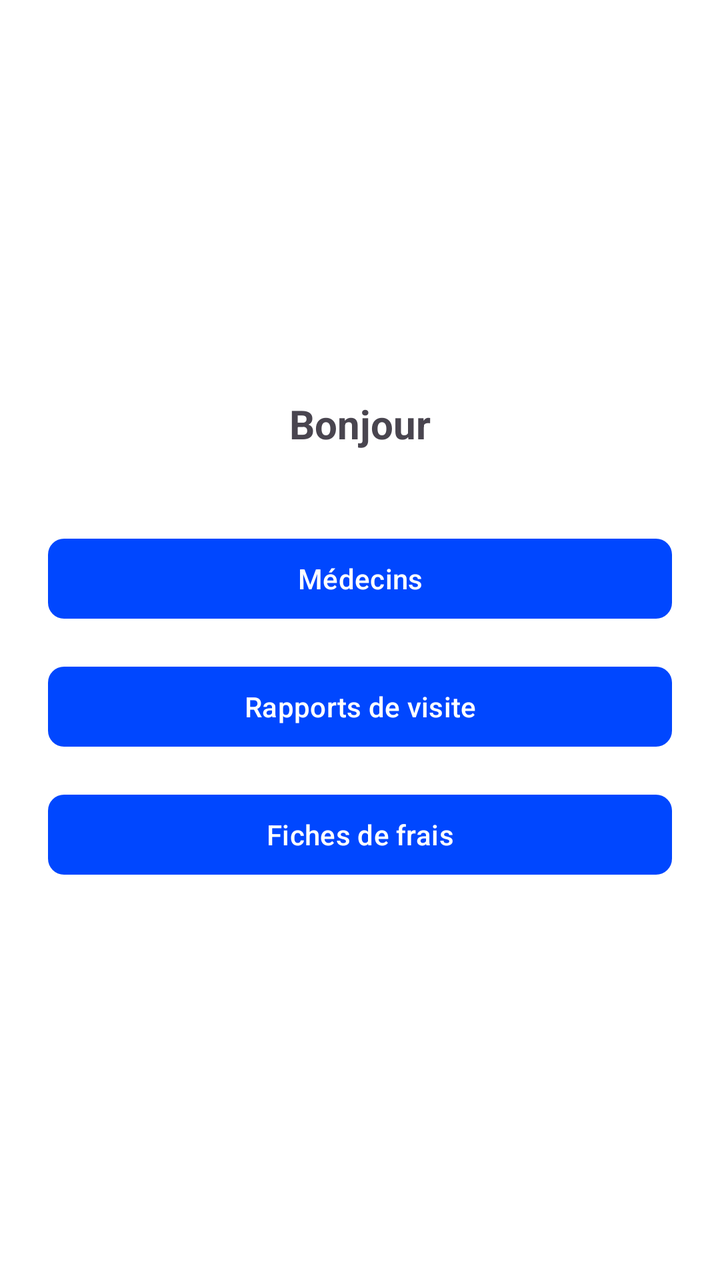
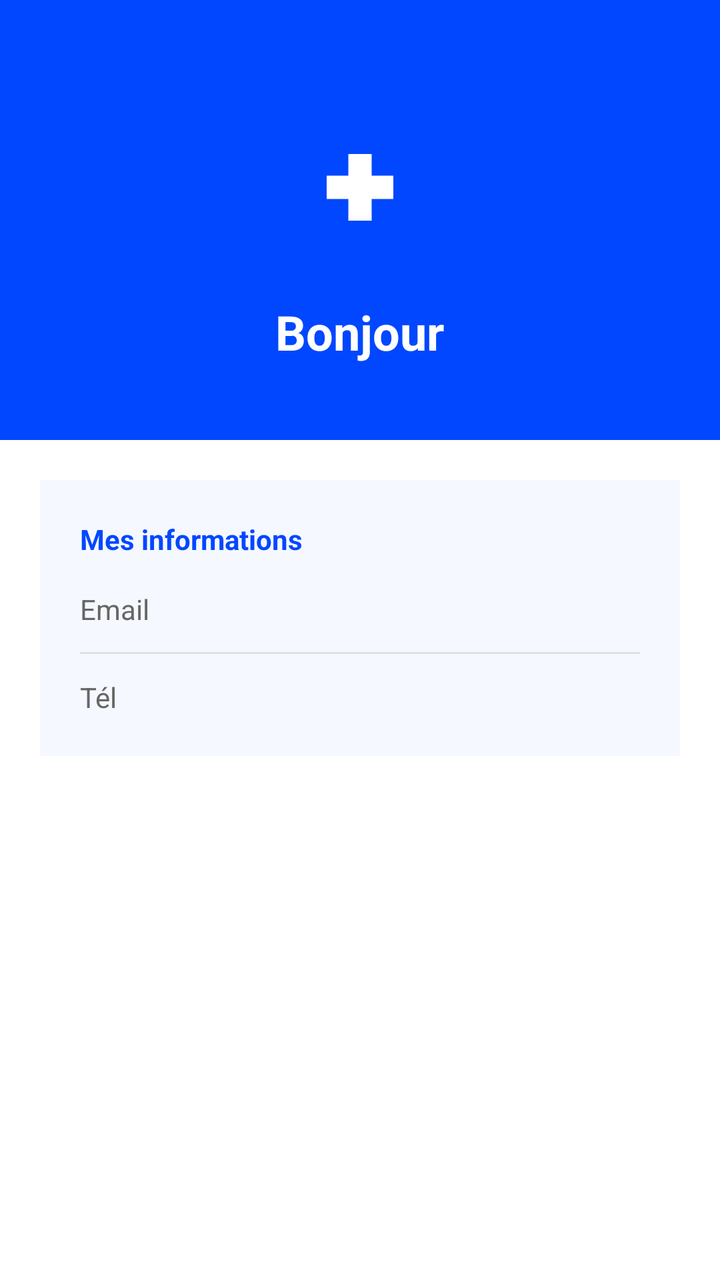

Compare the two renders of this Android layout. The source of the first and the diff that turns it into the second are given below.
<!-- AndroidManifest.xml: application theme Theme.GSB -->
<!-- res/layout/fragment_home.xml -->
<?xml version="1.0" encoding="utf-8"?>
<LinearLayout xmlns:android="http://schemas.android.com/apk/res/android"
    android:layout_width="match_parent"
    android:layout_height="match_parent"
    android:orientation="vertical"
    android:padding="24dp"
    android:gravity="center">

    <TextView
        android:id="@+id/tvBienvenue"
        android:layout_width="wrap_content"
        android:layout_height="wrap_content"
        android:text="Bonjour"
        android:textSize="20sp"
        android:textStyle="bold"
        android:layout_marginBottom="40dp" />

    <Button
        android:id="@+id/btnMedecins"
        android:layout_width="match_parent"
        android:layout_height="wrap_content"
        android:text="Médecins"
        android:layout_marginBottom="16dp" />

    <Button
        android:id="@+id/btnRapports"
        android:layout_width="match_parent"
        android:layout_height="wrap_content"
        android:text="Rapports de visite"
        android:layout_marginBottom="16dp" />

    <Button
        android:id="@+id/btnFrais"
        android:layout_width="match_parent"
        android:layout_height="wrap_content"
        android:text="Fiches de frais" />

</LinearLayout>
<!-- resources referenced by this layout -->
<resources>
  <style name="Theme.GSB" parent="Base.Theme.GSB" />
  <style name="Base.Theme.GSB" parent="Theme.Material3.Light.NoActionBar">
          <item name="colorPrimary">@color/electric_blue</item>
          <item name="colorPrimaryVariant">@color/electric_blue_dark</item>
          <item name="colorOnPrimary">@color/white</item>
          <item name="colorSecondary">@color/electric_blue_light</item>
          <item name="colorOnSecondary">@color/white</item>
          <item name="android:colorBackground">@color/background_white</item>
          <item name="colorSurface">@color/surface_white</item>
          <item name="colorOnSurface">@color/text_primary</item>
          <item name="materialButtonStyle">@style/Widget.GSB.Button</item>
          <item name="borderlessButtonStyle">@style/Widget.GSB.Button.Outlined</item>
      </style>
  <color name="electric_blue">#0047FF</color>
  <color name="electric_blue_dark">#0035CC</color>
  <color name="white">#FFFFFFFF</color>
  <color name="electric_blue_light">#4D79FF</color>
  <color name="background_white">#FFFFFF</color>
  <color name="surface_white">#FFFFFF</color>
  <color name="text_primary">#1A1A1A</color>
  <style name="Widget.GSB.Button" parent="Widget.Material3.Button">
          <item name="backgroundTint">@color/electric_blue</item>
          <item name="android:textColor">@color/white</item>
          <item name="cornerRadius">8dp</item>
      </style>
  <style name="Widget.GSB.Button.Outlined" parent="Widget.Material3.Button.OutlinedButton">
          <item name="strokeColor">@color/electric_blue</item>
          <item name="android:textColor">@color/electric_blue</item>
          <item name="cornerRadius">8dp</item>
      </style>
</resources>

<!-- the commit's change to res/layout/fragment_home.xml (unified diff, before → after) -->
@@ -1,38 +1,111 @@
 <?xml version="1.0" encoding="utf-8"?>
-<LinearLayout xmlns:android="http://schemas.android.com/apk/res/android"
+<ScrollView xmlns:android="http://schemas.android.com/apk/res/android"
     android:layout_width="match_parent"
     android:layout_height="match_parent"
-    android:orientation="vertical"
-    android:padding="24dp"
-    android:gravity="center">
+    android:background="@color/background_white">
 
-    <TextView
-        android:id="@+id/tvBienvenue"
-        android:layout_width="wrap_content"
-        android:layout_height="wrap_content"
-        android:text="Bonjour"
-        android:textSize="20sp"
-        android:textStyle="bold"
-        android:layout_marginBottom="40dp" />
-
-    <Button
-        android:id="@+id/btnMedecins"
+    <LinearLayout
         android:layout_width="match_parent"
         android:layout_height="wrap_content"
-        android:text="Médecins"
-        android:layout_marginBottom="16dp" />
+        android:orientation="vertical">
 
-    <Button
-        android:id="@+id/btnRapports"
-        android:layout_width="match_parent"
-        android:layout_height="wrap_content"
-        android:text="Rapports de visite"
-        android:layout_marginBottom="16dp" />
+        
+        <LinearLayout
+            android:layout_width="match_parent"
+            android:layout_height="220dp"
+            android:background="@color/electric_blue"
+            android:orientation="vertical"
+            android:gravity="center"
+            android:paddingTop="40dp"
+            android:paddingBottom="24dp">
 
-    <Button
-        android:id="@+id/btnFrais"
-        android:layout_width="match_parent"
-        android:layout_height="wrap_content"
-        android:text="Fiches de frais" />
+            <ImageView
+                android:layout_width="80dp"
+                android:layout_height="80dp"
+                android:src="@drawable/ic_gsb_logo"
+                android:layout_marginBottom="16dp" />
 
-</LinearLayout>
+            <TextView
+                android:id="@+id/tvBienvenue"
+                android:layout_width="wrap_content"
+                android:layout_height="wrap_content"
+                android:text="Bonjour"
+                android:textColor="@color/white"
+                android:textSize="24sp"
+                android:textStyle="bold" />
+
+        </LinearLayout>
+
+        
+        <LinearLayout
+            android:layout_width="match_parent"
+            android:layout_height="wrap_content"
+            android:orientation="vertical"
+            android:layout_margin="20dp"
+            android:background="#F5F8FF"
+            android:padding="20dp">
+
+            <TextView
+                android:layout_width="wrap_content"
+                android:layout_height="wrap_content"
+                android:text="Mes informations"
+                android:textColor="@color/electric_blue"
+                android:textSize="14sp"
+                android:textStyle="bold"
+                android:layout_marginBottom="16dp" />
+
+            
+            <LinearLayout
+                android:layout_width="match_parent"
+                android:layout_height="wrap_content"
+                android:orientation="horizontal"
+                android:layout_marginBottom="12dp">
+
+                <TextView
+                    android:layout_width="80dp"
+                    android:layout_height="wrap_content"
+                    android:text="Email"
+                    android:textColor="@color/text_secondary"
+                    android:textSize="14sp" />
+
+                <TextView
+                    android:id="@+id/tvEmail"
+                    android:layout_width="wrap_content"
+                    android:layout_height="wrap_content"
+                    android:textColor="@color/text_primary"
+                    android:textSize="14sp" />
+            </LinearLayout>
+
+            
+            <View
+                android:layout_width="match_parent"
+                android:layout_height="1dp"
+                android:background="#E0E0E0"
+                android:layout_marginBottom="12dp" />
+
+            
+            <LinearLayout
+                android:layout_width="match_parent"
+                android:layout_height="wrap_content"
+                android:orientation="horizontal">
+
+                <TextView
+                    android:layout_width="80dp"
+                    android:layout_height="wrap_content"
+                    android:text="Tél"
+                    android:textColor="@color/text_secondary"
+                    android:textSize="14sp" />
+
+                <TextView
+                    android:id="@+id/tvTel"
+                    android:layout_width="wrap_content"
+                    android:layout_height="wrap_content"
+                    android:textColor="@color/text_primary"
+                    android:textSize="14sp" />
+            </LinearLayout>
+
+        </LinearLayout>
+
+    </LinearLayout>
+
+</ScrollView>
<!-- resource entries referenced after the edit -->
@@ -16,10 +16,30 @@
   <color name="electric_blue">#0047FF</color>
   <color name="electric_blue_dark">#0035CC</color>
   <color name="white">#FFFFFFFF</color>
+  <!-- drawable ic_gsb_logo (drawable) -->
+  <?xml version="1.0" encoding="utf-8"?>
+  <vector xmlns:android="http://schemas.android.com/apk/res/android"
+      android:width="96dp"
+      android:height="96dp"
+      android:viewportWidth="96"
+      android:viewportHeight="96">
+  
+      
+      <path
+          android:fillColor="#0047FF"
+          android:pathData="M48,4 A44,44 0 1,1 47.999,4 Z" />
+  
+      
+      <path
+          android:fillColor="#FFFFFF"
+          android:pathData="M55,28 H41 V41 H28 V55 H41 V68 H55 V55 H68 V41 H55 Z" />
+  
+  </vector>
   <color name="electric_blue_light">#4D79FF</color>
   <color name="background_white">#FFFFFF</color>
   <color name="surface_white">#FFFFFF</color>
   <color name="text_primary">#1A1A1A</color>
+  <color name="text_secondary">#666666</color>
   <style name="Widget.GSB.Button" parent="Widget.Material3.Button">
           <item name="backgroundTint">@color/electric_blue</item>
           <item name="android:textColor">@color/white</item>
